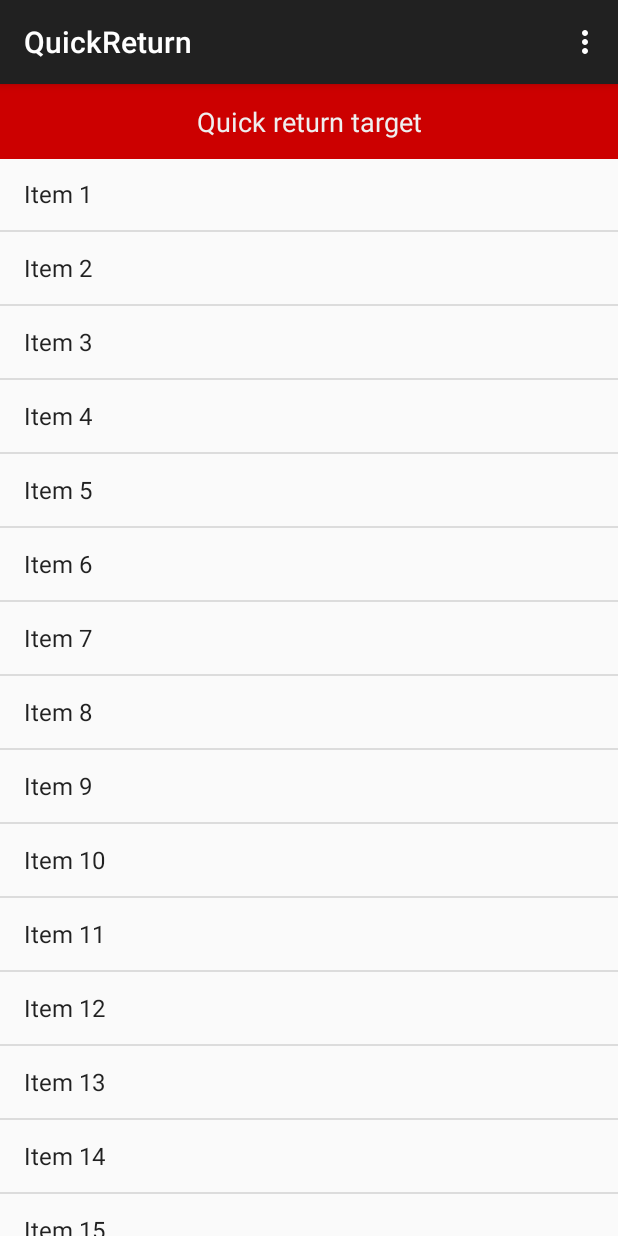
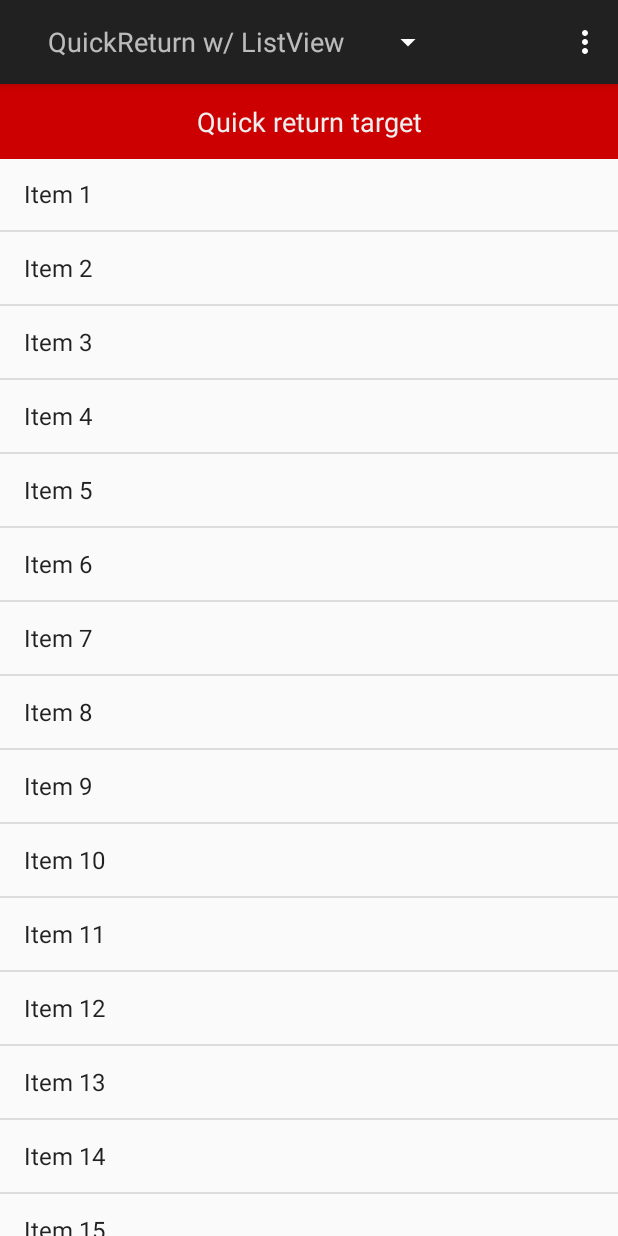
Before and after one commit to felipecsl/QuickReturn, an Android app: the screen it shows after launch (MainActivity), on a phone screen of 412 x 824 dp. Run offline under Robolectric (Android 15) with nearby library versions, the phone set to English and light mode, and no system bars.

Commit message:
Changes sample app to allow switching between listview and gridview

```diff
--- a/app/src/main/java/com/felipecsl/quickreturn/app/MainActivity.java
+++ b/app/src/main/java/com/felipecsl/quickreturn/app/MainActivity.java
@@ -1,6 +1,7 @@
 package com.felipecsl.quickreturn.app;
 
 import android.os.Bundle;
+import android.support.v7.app.ActionBar;
 import android.support.v7.app.ActionBarActivity;
 import android.view.Gravity;
 import android.view.Menu;
@@ -8,26 +9,40 @@ import android.view.MenuItem;
 import android.widget.AbsListView;
 import android.widget.ArrayAdapter;
 import android.widget.FrameLayout;
-import android.widget.ListView;
+import android.widget.SpinnerAdapter;
 import android.widget.TextView;
 
 import com.felipecsl.quickreturn.library.QuickReturnAttacher;
 import com.felipecsl.quickreturn.library.widget.QuickReturnAdapter;
 
-public class MainActivity extends ActionBarActivity implements AbsListView.OnScrollListener {
+public class MainActivity extends ActionBarActivity implements AbsListView.OnScrollListener, ActionBar.OnNavigationListener {
 
-    private ListView listView;
+    private AbsListView listView;
     private ArrayAdapter<String> adapter;
-    private int offset = 0;
+    private int offset;
     private QuickReturnAttacher quickReturnAttacher;
     private TextView quickReturnTarget;
+    private int currentPos;
 
     @Override
     protected void onCreate(Bundle savedInstanceState) {
         super.onCreate(savedInstanceState);
         setContentView(R.layout.activity_main);
 
-        listView = (ListView) findViewById(R.id.listView);
+        final ActionBar actionBar = getSupportActionBar();
+        actionBar.setTitle("");
+        actionBar.setNavigationMode(ActionBar.NAVIGATION_MODE_LIST);
+        final String[] actionBarItems = {"QuickReturn w/ ListView", "QuickReturn w/ GridView"};
+        final SpinnerAdapter spinnerAdapter = new ArrayAdapter<>(this, R.layout.action_bar_spinner_text, actionBarItems);
+
+        actionBar.setListNavigationCallbacks(spinnerAdapter, this);
+
+        initialize();
+    }
+
+    private void initialize() {
+        offset = 0;
+        listView = (AbsListView) findViewById(R.id.listView);
         quickReturnTarget = (TextView) findViewById(R.id.quickReturnTarget);
 
         adapter = new ArrayAdapter<>(this, android.R.layout.simple_list_item_1);
@@ -100,4 +115,20 @@ public class MainActivity extends ActionBarActivity implements AbsListView.OnScr
     @Override
     public void onScroll(final AbsListView view, final int firstVisibleItem, final int visibleItemCount, final int totalItemCount) {
     }
+
+    @Override
+    public boolean onNavigationItemSelected(final int itemPos, final long itemId) {
+        if (itemPos == currentPos)
+            return false;
+
+        if (itemPos == 0)
+            setContentView(R.layout.activity_main);
+        else
+            setContentView(R.layout.activity_main_grid);
+
+        currentPos = itemPos;
+        initialize();
+
+        return true;
+    }
 }
--- /dev/null
+++ b/app/src/main/res/layout/action_bar_spinner_text.xml
@@ -0,0 +1,12 @@
+<?xml version="1.0" encoding="utf-8"?>
+
+<TextView xmlns:android="http://schemas.android.com/apk/res/android"
+          android:id="@android:id/text1"
+          android:layout_width="match_parent"
+          android:layout_height="wrap_content"
+          android:textAppearance="?android:attr/textAppearanceMediumInverse"
+          android:gravity="center_vertical"
+          android:paddingStart="?android:attr/listPreferredItemPaddingStart"
+          android:paddingEnd="?android:attr/listPreferredItemPaddingEnd"
+          android:minHeight="?android:attr/listPreferredItemHeightSmall"
+    />
```
Also changed, not shown: app/src/main/res/layout/activity_main_grid.xml (added, +24 -0 lines), 1 other file.
